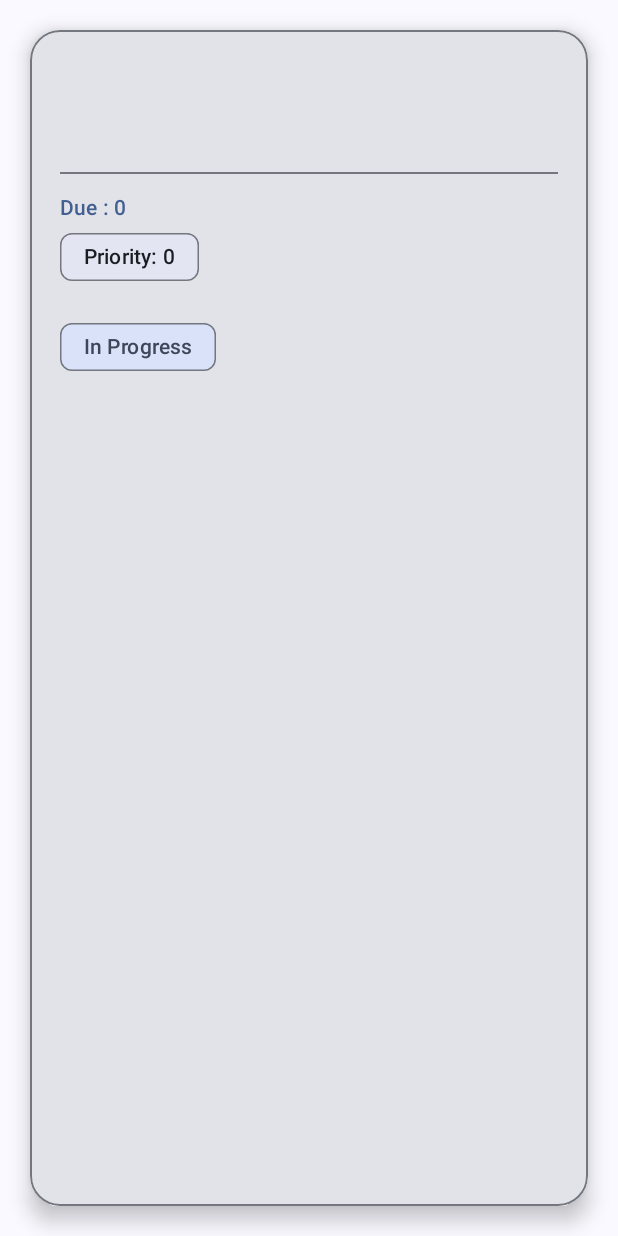
After one commit to jeelbhensadadiya/MyToDo, an Android app: the TaskActivity screen opened directly, with no data from a screen before it, on a phone screen of 412 x 824 dp. The commit adds this screen. Run offline under Robolectric (Android 15) with nearby library versions, the phone set to English and light mode, and no system bars.

Commit message:
create TaskActivity.kt for Display Task Data using Intent

```diff
--- a/app/src/main/AndroidManifest.xml
+++ b/app/src/main/AndroidManifest.xml
@@ -11,6 +11,9 @@
         android:roundIcon="@mipmap/ic_launcher_round"
         android:supportsRtl="true"
         android:theme="@style/AppTheme">
+        <activity
+            android:name=".view.TaskActivity"
+            android:exported="false" />
         <activity
             android:name=".view.AddNewTaskActivity"
             android:exported="false" />
@@ -29,7 +32,6 @@
                 <category android:name="android.intent.category.LAUNCHER" />
             </intent-filter>
         </activity>
-
     </application>
 
 </manifest>
--- a/app/src/main/java/com/jeelpatel/mytodo/view/MainActivity.kt
+++ b/app/src/main/java/com/jeelpatel/mytodo/view/MainActivity.kt
@@ -53,7 +53,7 @@ class MainActivity : AppCompatActivity() {
         taskViewModel = ViewModelProvider(this, taskFactory)[TaskViewModel::class.java]
 
         // Adapter
-        taskAdapter = TaskAdapter()
+        taskAdapter = TaskAdapter(this)
         binding.taskRecyclerView.layoutManager = LinearLayoutManager(this)
         binding.taskRecyclerView.adapter = taskAdapter
 
--- /dev/null
+++ b/app/src/main/java/com/jeelpatel/mytodo/view/TaskActivity.kt
@@ -0,0 +1,42 @@
+package com.jeelpatel.mytodo.view
+
+import android.content.Intent
+import android.os.Bundle
+import androidx.activity.enableEdgeToEdge
+import androidx.appcompat.app.AppCompatActivity
+import androidx.core.view.ViewCompat
+import androidx.core.view.WindowInsetsCompat
+import com.jeelpatel.mytodo.R
+import com.jeelpatel.mytodo.databinding.ActivityTaskBinding
+
+class TaskActivity : AppCompatActivity() {
+
+    private val binding: ActivityTaskBinding by lazy {
+        ActivityTaskBinding.inflate(layoutInflater)
+    }
+
+    override fun onCreate(savedInstanceState: Bundle?) {
+        super.onCreate(savedInstanceState)
+        enableEdgeToEdge()
+        setContentView(binding.root)
+        ViewCompat.setOnApplyWindowInsetsListener(findViewById(R.id.main)) { v, insets ->
+            val systemBars = insets.getInsets(WindowInsetsCompat.Type.systemBars())
+            v.setPadding(systemBars.left, systemBars.top, systemBars.right, systemBars.bottom)
+            insets
+        }
+
+        val title = intent.getStringExtra("TITLE")
+        val desc = intent.getStringExtra("DESC")
+        val dueDate = intent.getLongExtra("DUE_DATE", 0)
+        val priority = intent.getIntExtra("PRIORITY", 0)
+        val isCompleted = intent.getBooleanExtra("IS_COMPLETED", false)
+
+        with(binding) {
+            taskTitleTv.text = title
+            taskDescriptionTv.text = desc
+            taskStatusChip.text = if (isCompleted) "Completed" else "In Progress"
+            taskPriorityChip.text = "Priority: $priority"
+            taskDueDateTv.text = "Due : $dueDate"
+        }
+    }
+}
--- a/app/src/main/java/com/jeelpatel/mytodo/view/adapter/TaskAdapter.kt
+++ b/app/src/main/java/com/jeelpatel/mytodo/view/adapter/TaskAdapter.kt
@@ -1,14 +1,19 @@
 package com.jeelpatel.mytodo.view.adapter
 
+import android.content.Context
+import android.content.Intent
 import android.view.LayoutInflater
 import android.view.ViewGroup
+import androidx.annotation.UiContext
 import androidx.recyclerview.widget.DiffUtil
 import androidx.recyclerview.widget.ListAdapter
 import androidx.recyclerview.widget.RecyclerView
 import com.jeelpatel.mytodo.databinding.ItemTasksBinding
 import com.jeelpatel.mytodo.model.local.entity.TaskEntity
+import com.jeelpatel.mytodo.view.TaskActivity
 
-class TaskAdapter : ListAdapter<TaskEntity, TaskAdapter.TaskViewHolder>(DiffCallBack()) {
+class TaskAdapter(val context: Context) :
+    ListAdapter<TaskEntity, TaskAdapter.TaskViewHolder>(DiffCallBack()) {
     class TaskViewHolder(val binding: ItemTasksBinding) : RecyclerView.ViewHolder(binding.root)
 
     class DiffCallBack : DiffUtil.ItemCallback<TaskEntity>() {
@@ -39,8 +44,16 @@ class TaskAdapter : ListAdapter<TaskEntity, TaskAdapter.TaskViewHolder>(DiffCall
                 3 -> "🔴"
                 else -> " "
             }
+
+            root.setOnClickListener {
+                val intent = Intent(context.applicationContext, TaskActivity::class.java)
+                intent.putExtra("TITLE", task.title)
+                intent.putExtra("DESC", task.description)
+                intent.putExtra("DUE_DATE", task.dueDate)
+                intent.putExtra("PRIORITY", task.priority)
+                intent.putExtra("IS_COMPLETED", task.isCompleted)
+                context.startActivity(intent)
+            }
         }
-
     }
-
 }
--- a/app/src/main/res/layout/activity_main.xml
+++ b/app/src/main/res/layout/activity_main.xml
@@ -36,7 +36,7 @@
 
         <LinearLayout
             android:layout_width="match_parent"
-            android:layout_height="wrap_content"
+            android:layout_height="match_parent"
             android:orientation="vertical">
 
             <TextView
--- /dev/null
+++ b/app/src/main/res/layout/activity_task.xml
@@ -0,0 +1,93 @@
+<?xml version="1.0" encoding="utf-8"?>
+<androidx.constraintlayout.widget.ConstraintLayout xmlns:android="http://schemas.android.com/apk/res/android"
+    xmlns:app="http://schemas.android.com/apk/res-auto"
+    xmlns:tools="http://schemas.android.com/tools"
+    android:id="@+id/main"
+    android:layout_width="match_parent"
+    android:layout_height="match_parent"
+    tools:context=".view.TaskActivity">
+
+    <!-- Card Container -->
+    <com.google.android.material.card.MaterialCardView
+        android:id="@+id/taskCard"
+        style="?attr/materialCardViewFilledStyle"
+        android:layout_width="0dp"
+        android:layout_height="match_parent"
+        android:layout_margin="20dp"
+        app:cardCornerRadius="20dp"
+        app:cardElevation="8dp"
+        app:layout_constraintBottom_toBottomOf="parent"
+        app:layout_constraintEnd_toEndOf="parent"
+        app:layout_constraintStart_toStartOf="parent"
+        app:layout_constraintTop_toTopOf="parent"
+        app:strokeColor="?attr/colorOutline"
+        app:strokeWidth="1dp">
+
+        <LinearLayout
+            android:layout_width="match_parent"
+            android:layout_height="match_parent"
+            android:orientation="vertical"
+            android:padding="20dp">
+
+            <!-- Task Title -->
+            <TextView
+                android:id="@+id/taskTitleTv"
+                android:layout_width="wrap_content"
+                android:layout_height="wrap_content"
+                android:text="Task Title"
+                android:textAppearance="@style/TextAppearance.Material3.HeadlineSmall"
+                android:textColor="?attr/colorOnSurface"
+                android:textStyle="bold" />
+
+            <!-- Description -->
+            <TextView
+                android:id="@+id/taskDescriptionTv"
+                android:layout_width="match_parent"
+                android:layout_height="wrap_content"
+                android:layout_marginTop="8dp"
+                android:text="Task Description"
+                android:textAppearance="@style/TextAppearance.Material3.BodyLarge"
+                android:textColor="?attr/colorOnSurfaceVariant" />
+
+            <!-- Divider -->
+            <View
+                android:layout_width="match_parent"
+                android:layout_height="1dp"
+                android:layout_marginVertical="12dp"
+                android:background="?attr/colorOutline" />
+
+            <!-- Priority + Due Date Row -->
+            <LinearLayout
+                android:layout_width="match_parent"
+                android:layout_height="wrap_content"
+                android:orientation="vertical">
+
+                <TextView
+                    android:id="@+id/taskDueDateTv"
+                    android:layout_width="wrap_content"
+                    android:layout_height="match_parent"
+                    android:text="Due: 14 Oct 2025"
+                    android:textAppearance="@style/TextAppearance.Material3.LabelLarge"
+                    android:textColor="?attr/colorPrimary" />
+
+                <com.google.android.material.chip.Chip
+                    android:id="@+id/taskPriorityChip"
+                    android:layout_width="wrap_content"
+                    android:layout_height="wrap_content"
+                    android:text="Priority: 3" />
+            </LinearLayout>
+
+            <!-- Status Chip -->
+            <com.google.android.material.chip.Chip
+                android:id="@+id/taskStatusChip"
+                style="@style/Widget.Material3.Chip.Assist"
+                android:layout_width="wrap_content"
+                android:layout_height="wrap_content"
+                android:layout_marginTop="12dp"
+                android:text="In Progress"
+                android:textColor="?attr/colorOnSecondaryContainer"
+                app:chipBackgroundColor="?attr/colorSecondaryContainer" />
+        </LinearLayout>
+    </com.google.android.material.card.MaterialCardView>
+
+</androidx.constraintlayout.widget.ConstraintLayout>
```
